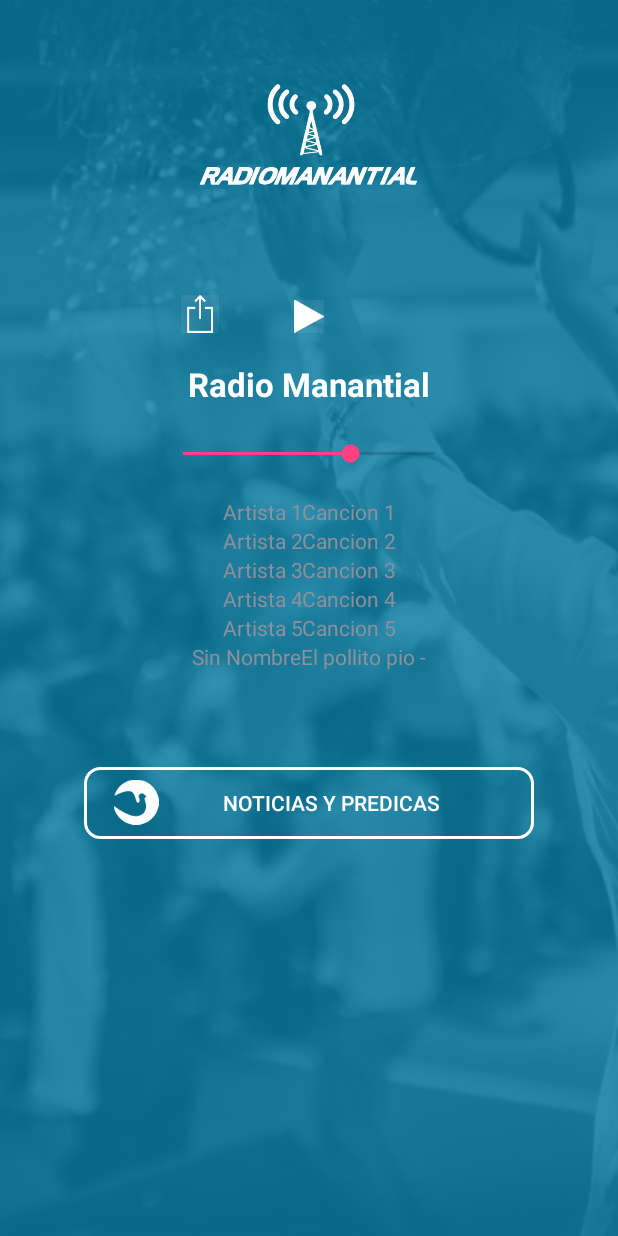
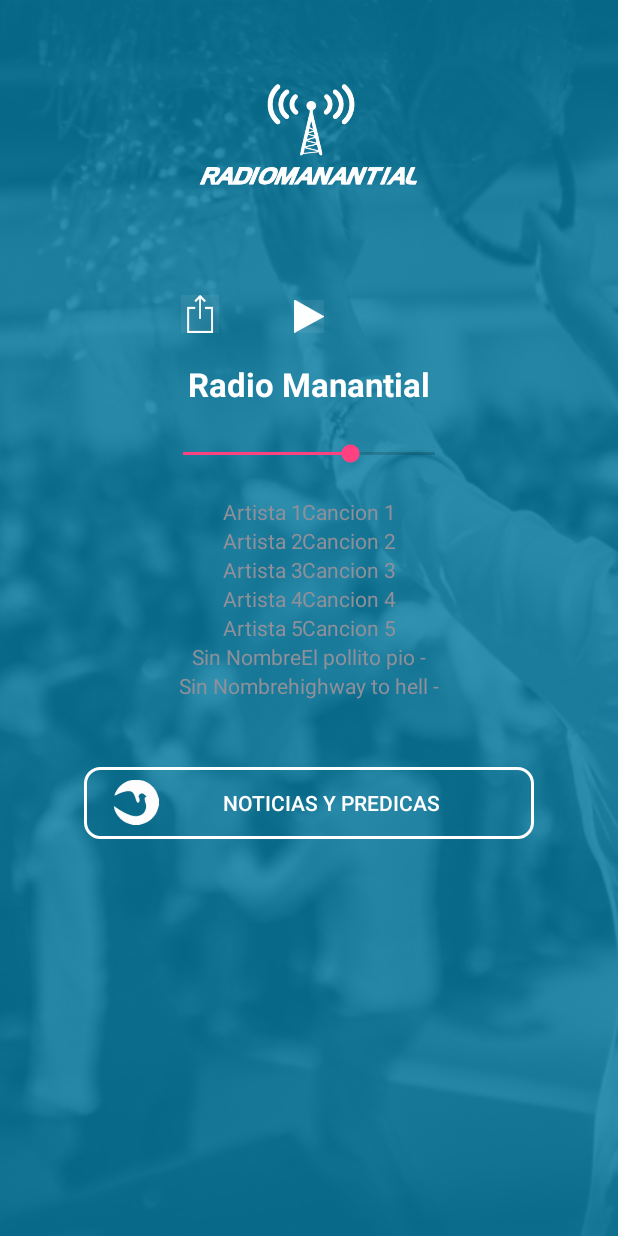
Before and after one commit to MaxDesarrollo/CasadeOracion, an Android app: the screen it shows after launch once a user with an empty profile is signed in (MainActivity), on a phone screen of 412 x 824 dp. Run offline under Robolectric (Android 15) with nearby library versions, the phone set to English and light mode, and no system bars; our stand-ins replace Firebase (no records; nobody signed in at launch, a user with empty details on screens opened directly); libraries missing offline, so code that uses them is left out: com.facebook, com.facebook.login; 4 statements that could not run were skipped.

Commit message:
Cancion Agregada

```diff
--- a/app/src/main/java/com/breakstudio/casadeoracion/MainActivity.java
+++ b/app/src/main/java/com/breakstudio/casadeoracion/MainActivity.java
@@ -73,6 +73,7 @@ public class MainActivity extends AppCompatActivity {
         listaCanciones.add(new Cancion("Cancion 4","Artista 4"));
         listaCanciones.add(new Cancion("Cancion 5","Artista 5"));
         listaCanciones.add(new Cancion("El pollito pio -","Sin Nombre"));
+        listaCanciones.add(new Cancion("highway to hell -","Sin Nombre"));
 
         //inicializamos el adaptador
         adapter = new CancionListAdapter(getApplicationContext(),listaCanciones);
```
